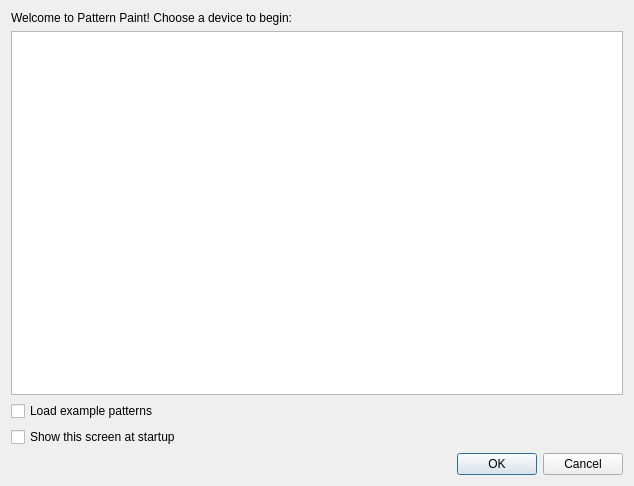
Old version of the form PatternPaint/welcomescreen.ui in the repository Blinkinlabs/PatternPaint.
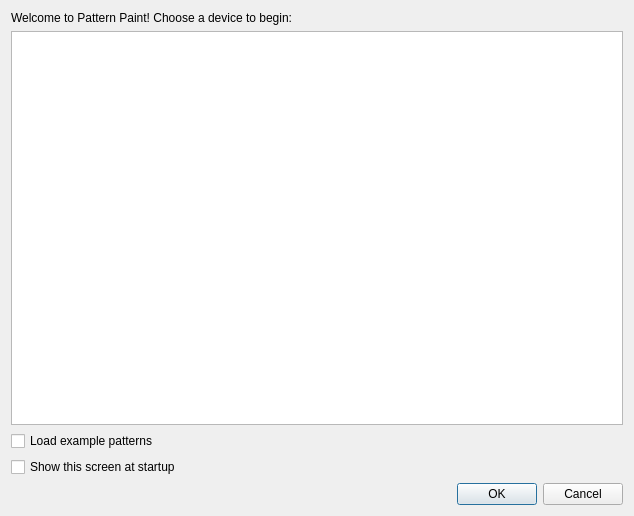
New version of the form.

```diff
--- a/PatternPaint/welcomescreen.ui
+++ b/PatternPaint/welcomescreen.ui
@@ -10,7 +10,7 @@
     <x>0</x>
     <y>0</y>
     <width>634</width>
-    <height>486</height>
+    <height>516</height>
    </rect>
   </property>
   <property name="windowTitle">
```
